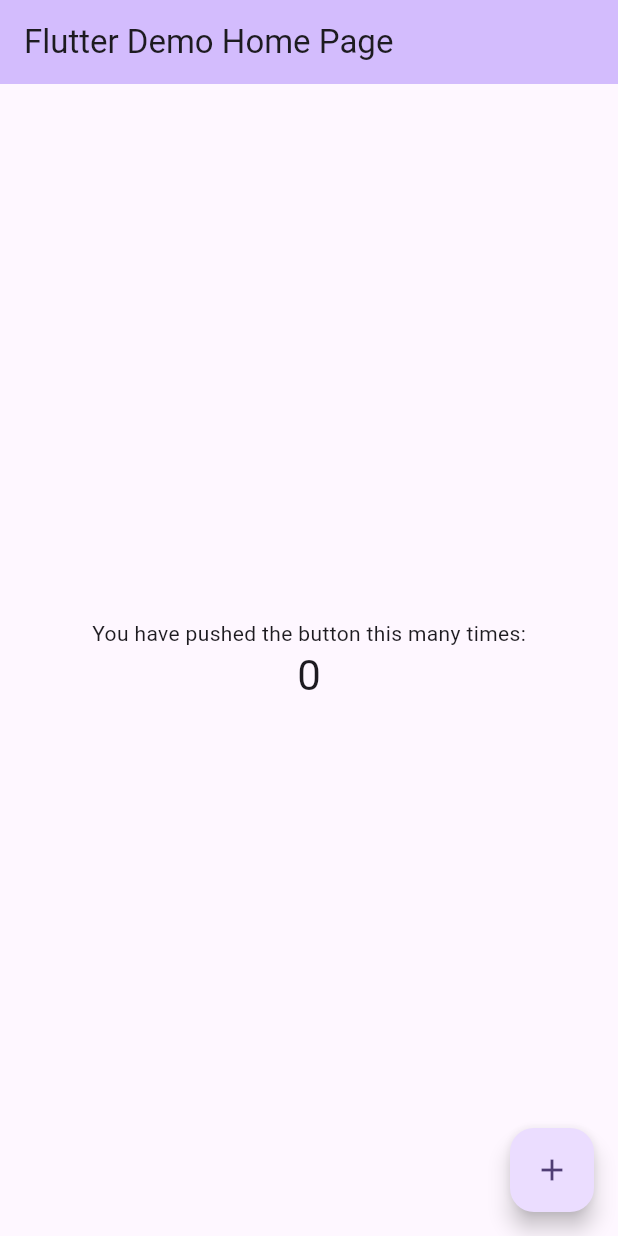
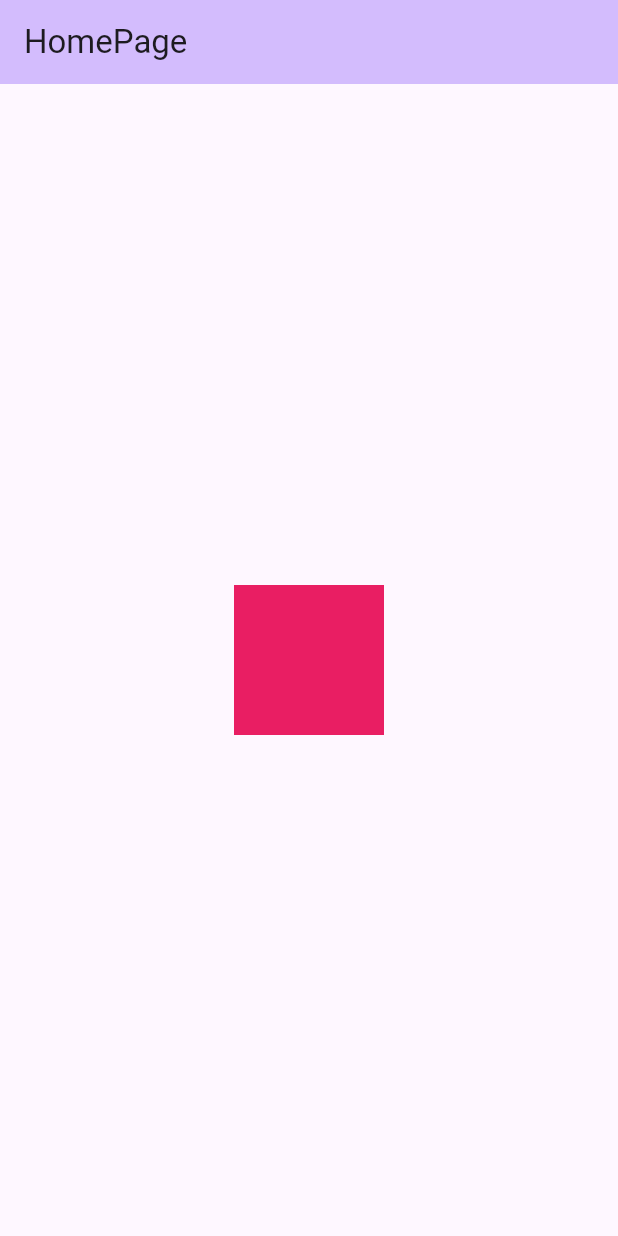
Before and after one commit to renxueqiang/flutter_kline, a Flutter app: the screen it shows after launch, on a phone screen of 412 x 824 dp. Run offline on Flutter 3.47's test engine with Material 3 defaults, Android fonts, the phone set to English and light mode, and no system bars.

Commit message:
更新首页

```diff
--- a/flutter_demo/lib/main.dart
+++ b/flutter_demo/lib/main.dart
@@ -15,7 +15,7 @@ class MyApp extends StatelessWidget {
         colorScheme: ColorScheme.fromSeed(seedColor: Colors.deepPurple),
         useMaterial3: true,
       ),
-      home: const MyHomePage(title: 'Flutter Demo Home Page'),
+      home: const MyHomePage(title: 'HomePage'),
     );
   }
 }
@@ -30,40 +30,19 @@ class MyHomePage extends StatefulWidget {
 }
 
 class _MyHomePageState extends State<MyHomePage> {
-  int _counter = 0;
-
-  void _incrementCounter() {
-    setState(() {
-      _counter++;
-    });
-  }
-
   @override
   Widget build(BuildContext context) {
     return Scaffold(
-      appBar: AppBar(
-        backgroundColor: Theme.of(context).colorScheme.inversePrimary,
-        title: Text(widget.title),
-      ),
-      body: Center(
-        child: Column(
-          mainAxisAlignment: MainAxisAlignment.center,
-          children: <Widget>[
-            const Text(
-              'You have pushed the button this many times:',
-            ),
-            Text(
-              '$_counter',
-              style: Theme.of(context).textTheme.headlineMedium,
-            ),
-          ],
+        appBar: AppBar(
+          backgroundColor: Theme.of(context).colorScheme.inversePrimary,
+          title: Text(widget.title),
         ),
-      ),
-      floatingActionButton: FloatingActionButton(
-        onPressed: _incrementCounter,
-        tooltip: 'Increment',
-        child: const Icon(Icons.add),
-      ), // This trailing comma makes auto-formatting nicer for build methods.
-    );
+        body: Center(
+            child: Container(
+          width: 100,
+          height: 100,
+          color: Colors.pink,
+        )) // This trailing comma makes auto-formatting nicer for build methods.
+        );
   }
 }
```
